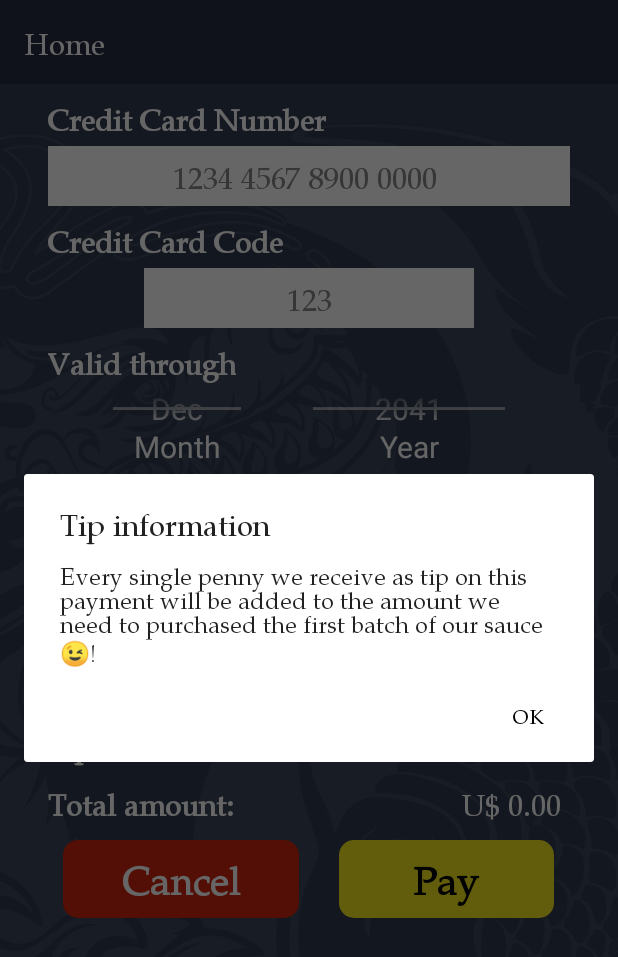
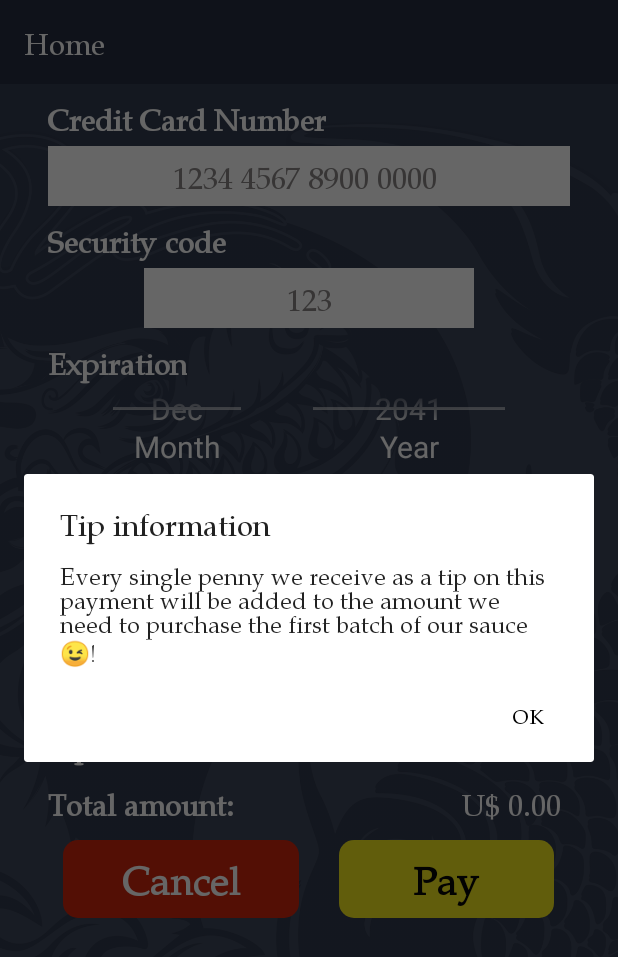
Before and after one commit to dgmieth/kungfuBBQ_androidApp, an Android app: the fragment SauseFundingPayFragment placed in its activity, on a phone screen of 412 x 824 dp. Shown: the top 957 px of the screen. Run offline under Robolectric (Android 15) with nearby library versions, the phone set to English and light mode, and no system bars; our stand-ins replace RxJava, navigation-ui; libraries missing offline, so code that uses them is left out: com.kizitonwose.calendarview; Roboto replaces fonts that are not available here; 12 statements that could not run were skipped.

Commit message:
version with sauce funding functions 0.1

```diff
--- a/app/build.gradle
+++ b/app/build.gradle
@@ -21,7 +21,7 @@ android {
         applicationId "me.dgmieth.kungfubbq"
         minSdk 24
         targetSdk 30
-        versionCode 22
+        versionCode 23
         //version "1.0" -> using kotlin synthetics
         //versionName "1.1" -> using viewBiding
         //versionName "1.2" -> skipped
@@ -44,7 +44,8 @@ android {
         //versionName "2.9" // calendarView background change, calendarCtrl handling zero length result error
         //versionName "3.0" // selected date on calendar remains selected, venue and end times
         //versionName "3.1" // remember my password inserted
-        versionName "3.2" // event only capability added to calendar
+        //versionName "3.2" // event only capability added to calendar
+        versionName "3.3" // sauce funding page
         testInstrumentationRunner "androidx.test.runner.AndroidJUnitRunner"
     }
 
--- a/app/src/main/java/me/dgmieth/kungfubbq/funding/SauseFundingPayFragment.kt
+++ b/app/src/main/java/me/dgmieth/kungfubbq/funding/SauseFundingPayFragment.kt
@@ -355,7 +355,7 @@ class SauseFundingPayFragment : Fragment(R.layout.fragment_sause_funding_pay) {
                                 showAlert("${getString(R.string.not_logged_in_message)}","${getString(R.string.not_logged_in)}")
                             }
                             else -> {
-                                showAlert(json.getString("msg"),"Error!")
+                                showAlert(json.getJSONObject("msg").getString("msg"),"Error!")
                             }
                         }
                     }
--- a/app/src/main/res/layout/fragment_sause_funding_pay.xml
+++ b/app/src/main/res/layout/fragment_sause_funding_pay.xml
@@ -139,7 +139,8 @@
         android:layout_marginTop="8dp"
         android:layout_marginEnd="8dp"
         android:fontFamily="@font/palatino"
-        android:text="@string/pay_tip_lbl"
+        android:text="@string/sauce_funding_tip_text"
+        android:textAlignment="center"
         android:textColor="@color/white"
         android:textSize="@dimen/global_textsize"
         android:textStyle="bold"
--- a/app/src/main/res/values/strings.xml
+++ b/app/src/main/res/values/strings.xml
@@ -71,8 +71,8 @@
     <string name="btn_confirm">Maybe I\'ll swing by!</string>
     <string name="msg_confirm_presence">We already know you may swing by &#128521;</string>
     <string name="pay_cardnumber_lbl">Credit Card Number</string>
-    <string name="pay_cardcode_lbl">Credit Card Code</string>
-    <string name="pay_validthrough_lbl">Valid through</string>
+    <string name="pay_cardcode_lbl">Security code</string>
+    <string name="pay_validthrough_lbl">Expiration</string>
     <string name="btn_paidorder">Checkout paid pre-order</string>
     <string name="calendar_no_cooking_msg">"Sorry! We are not cooking today... "</string>
     <string name="btn_register_register">Register</string>
@@ -106,15 +106,16 @@
     <string name="what_title">What? What do you mean?</string>
     <string name="what_text">Yes! You can help us Release Kungfu BBQ\'s first Sauce for retail!.\nA couple of months ago we sent our Peach Moonshine sauce recipe to the lab to bottle it, and now we are ready to order our first batch of about 2076 bottles! To begin the bottling process we need to pay $ %.2f.\nAnyone who preorders any number of these first bottles will be a \'Sauce Pioneer\', helping us found our first bottling contract.</string>
     <string name="benefits_title">Got\'cha! But what\'s in for me?</string>
-    <string name="benefits_text">1. Single print only, collectable Pioneer Token: this Token will display your order number, and will be redeemable for one free side of any sauce upon presenting it to us, any visit, any location. (Limit: one Token per guest, only awarded to each guest\'s first preorder during this campaign);\n2. A KungfuBBQ Ltd customized T-shirt;\n3. Your name will be on the first bottle you order with a custom message from our family. A true collectable.</string>
+    <string name="benefits_text">1. Single print only, collectable Pioneer Token: this Token will display your order number, and will be redeemable for one free side of any sauce upon presenting it to us, any visit, any location. (Limit: one Token per guest, only awarded upon each guest\'s first preorder during this campaign);\n2. A KungfuBBQ Ltd customized T-shirt;\n3. Your name will be on the first bottle you order with a custom message from our family. A true collectable.</string>
     <string name="keeptrack_title">Awesome\! But how will I\… I mean\… will I be able to\…</string>
     <string name="keeptrack_text">Upon purchasing, you will receive a receipt in your e-mail. When we receive the first batch we will contact you through mobile app notification, e-mail, phone and/or SMS to arrange the pick-up/delivery of your order.\nIn order to stay up to date on the progress of the campaign, check out the info below!</string>
     <string name="funding_btns_want">Let\'s do this!</string>
     <string name="funding_btns_pass">Maybe later</string>
     <string name="funding_pay_bottles_qtty_label">Bottle(s):</string>
     <string name="funding_pay_bottles_amount_label">Bottle(s) amount:</string>
-    <string name="funding_alert_tip_information">Every single penny we receive as tip on this payment will be added to the amount we need to purchased the first batch of our sauce &#128521;!</string>
+    <string name="funding_alert_tip_information">Every single penny we receive as a tip on this payment will be added to the amount we need to purchase the first batch of our sauce &#128521;!</string>
     <string name="shirt_size_alert_title">Inform T-Shirt size</string>
     <string name="shirt_size_error">Your sized wasn\'t saved.</string>
     <string name="extra_text_for_tshirt_size">Please select your t-shirt size: </string>
+    <string name="sauce_funding_tip_text">Leave a tip if you like!</string>
 </resources>
```
Also changed, not shown: app/src/main/java/me/dgmieth/kungfubbq/funding/SauseFundingFragment.kt (+10 -3 lines).
